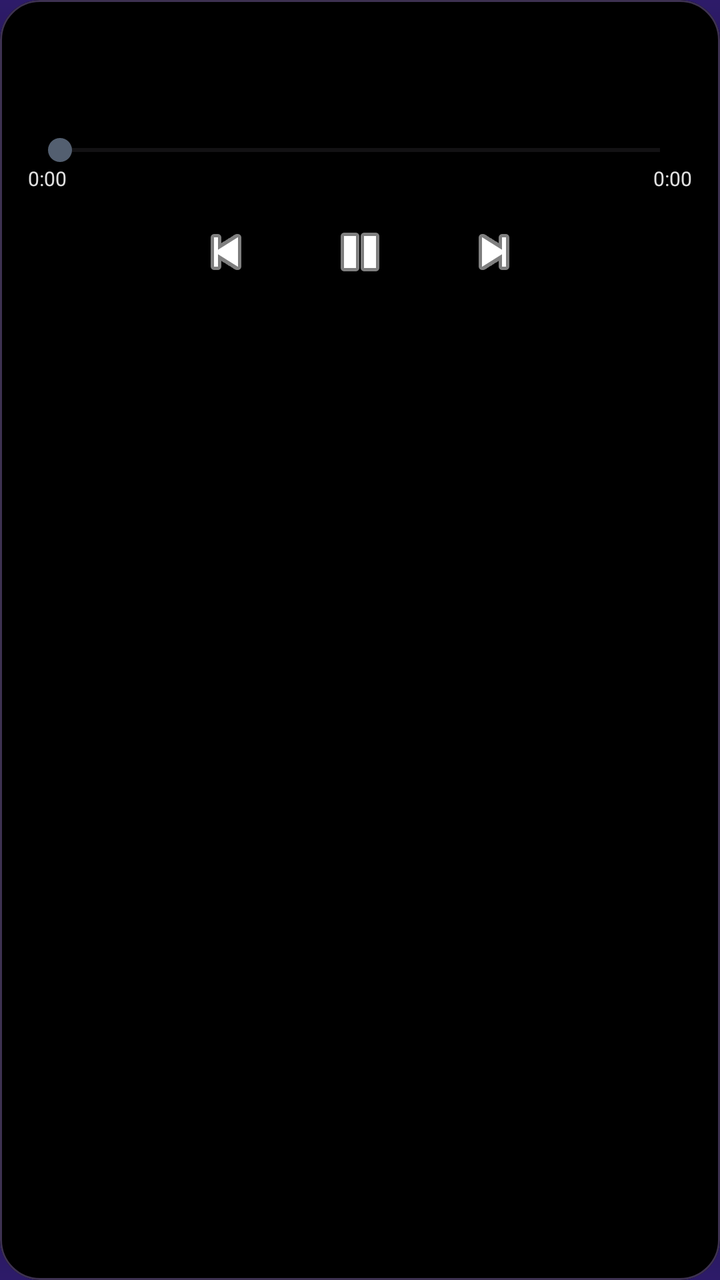
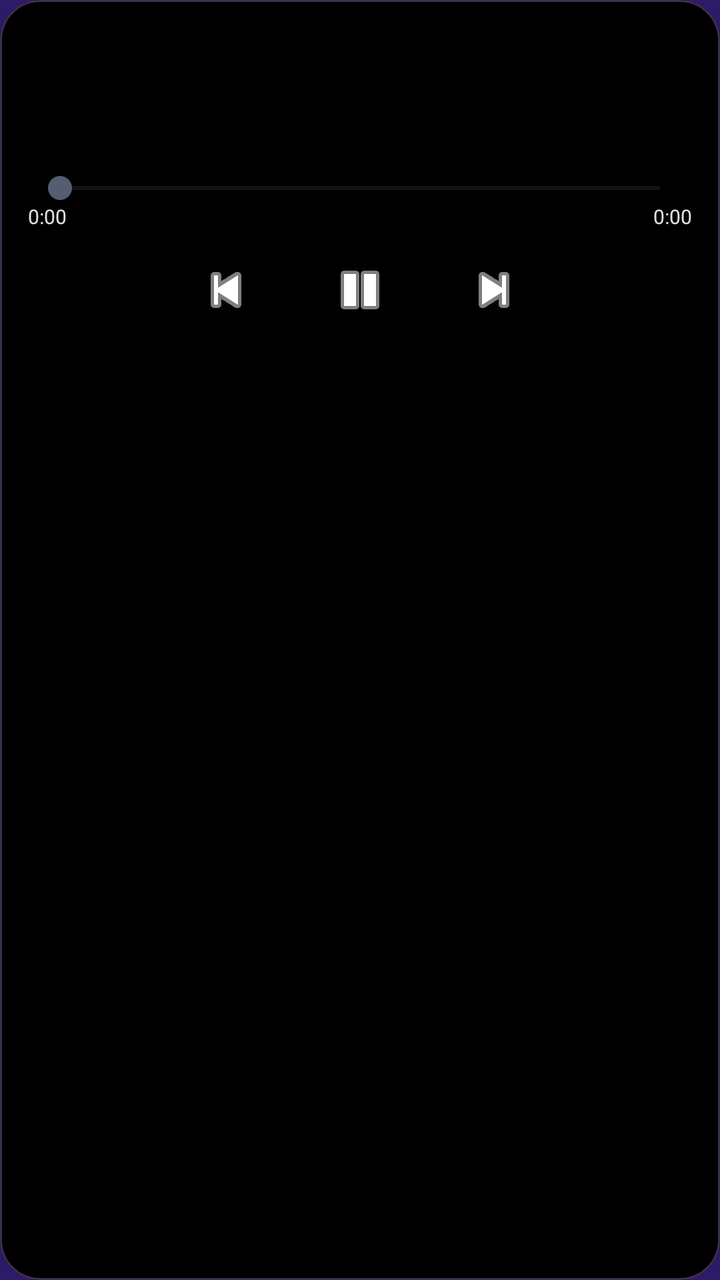

Compare the two renders of this Android layout. The source of the first and the diff that turns it into the second are given below.
<!-- AndroidManifest.xml: application theme Theme.Superapp -->
<!-- res/layout/popup_music_controls.xml -->
<?xml version="1.0" encoding="utf-8"?>
<com.google.android.material.card.MaterialCardView
    xmlns:android="http://schemas.android.com/apk/res/android"
    xmlns:app="http://schemas.android.com/apk/res-auto"
    android:layout_width="340dp"
    android:layout_height="wrap_content"
    app:cardCornerRadius="20dp"
    app:cardBackgroundColor="#FF000000"
    app:strokeColor="#55B794F4"
    app:strokeWidth="1dp"
    app:cardElevation="0dp">

    <FrameLayout
        android:layout_width="match_parent"
        android:layout_height="wrap_content">

        
        <ImageView
            android:id="@+id/music_popup_art_bg"
            android:layout_width="match_parent"
            android:layout_height="match_parent"
            android:scaleType="centerCrop"
            android:contentDescription="@null" />

        
        <View
            android:layout_width="match_parent"
            android:layout_height="match_parent"
            android:background="#A6000000" />

        <LinearLayout
            android:layout_width="match_parent"
            android:layout_height="wrap_content"
            android:orientation="vertical"
            android:padding="14dp">

            <LinearLayout
                android:layout_width="match_parent"
                android:layout_height="wrap_content"
                android:orientation="horizontal"
                android:gravity="center_vertical">

                <ImageView
                    android:id="@+id/music_popup_icon"
                    android:layout_width="44dp"
                    android:layout_height="44dp"
                    android:contentDescription="@null"
                    android:clickable="true"
                    android:focusable="true"
                    android:background="?android:attr/selectableItemBackground" />

                <LinearLayout
                    android:layout_width="0dp"
                    android:layout_height="wrap_content"
                    android:layout_weight="1"
                    android:layout_marginStart="10dp"
                    android:orientation="vertical">

                    <TextView
                        android:id="@+id/music_popup_title"
                        android:layout_width="match_parent"
                        android:layout_height="wrap_content"
                        android:singleLine="true"
                        android:ellipsize="marquee"
                        android:marqueeRepeatLimit="marquee_forever"
                        android:scrollHorizontally="true"
                        android:focusable="true"
                        android:focusableInTouchMode="true"
                        android:textSize="14sp"
                        android:textColor="#F5F5F5"
                        android:fontFamily="sans-serif-medium"
                        android:shadowColor="#FF000000"
                        android:shadowDx="0"
                        android:shadowDy="1"
                        android:shadowRadius="3"
                        android:includeFontPadding="false" />

                    <TextView
                        android:id="@+id/music_popup_artist"
                        android:layout_width="match_parent"
                        android:layout_height="wrap_content"
                        android:singleLine="true"
                        android:ellipsize="end"
                        android:textSize="11sp"
                        android:textColor="#D4D4D4"
                        android:layout_marginTop="2dp"
                        android:shadowColor="#FF000000"
                        android:shadowDx="0"
                        android:shadowDy="1"
                        android:shadowRadius="3"
                        android:includeFontPadding="false" />
                </LinearLayout>
            </LinearLayout>

            <SeekBar
                android:id="@+id/music_popup_progress"
                android:layout_width="match_parent"
                android:layout_height="wrap_content"
                android:layout_marginTop="8dp"
                android:max="1000"
                android:progress="0" />

            <LinearLayout
                android:layout_width="match_parent"
                android:layout_height="wrap_content"
                android:orientation="horizontal"
                android:layout_marginTop="-2dp">

                <TextView
                    android:id="@+id/music_popup_time_elapsed"
                    android:layout_width="wrap_content"
                    android:layout_height="wrap_content"
                    android:textSize="10sp"
                    android:textColor="#E0E0E0"
                    android:shadowColor="#FF000000"
                    android:shadowDx="0"
                    android:shadowDy="1"
                    android:shadowRadius="2"
                    android:text="0:00" />

                <Space
                    android:layout_width="0dp"
                    android:layout_height="0dp"
                    android:layout_weight="1" />

                <TextView
                    android:id="@+id/music_popup_time_total"
                    android:layout_width="wrap_content"
                    android:layout_height="wrap_content"
                    android:textSize="10sp"
                    android:textColor="#E0E0E0"
                    android:shadowColor="#FF000000"
                    android:shadowDx="0"
                    android:shadowDy="1"
                    android:shadowRadius="2"
                    android:text="0:00" />
            </LinearLayout>

            <LinearLayout
                android:layout_width="match_parent"
                android:layout_height="wrap_content"
                android:orientation="horizontal"
                android:gravity="center"
                android:layout_marginTop="4dp">

                <ImageButton
                    android:id="@+id/music_popup_prev"
                    android:layout_width="42dp"
                    android:layout_height="42dp"
                    android:src="@android:drawable/ic_media_previous"
                    android:background="?android:attr/selectableItemBackgroundBorderless"
                    android:scaleType="centerInside"
                    android:tint="#FFFFFF"
                    android:contentDescription="@null" />

                <Space
                    android:layout_width="20dp"
                    android:layout_height="0dp" />

                <ImageButton
                    android:id="@+id/music_popup_play_pause"
                    android:layout_width="52dp"
                    android:layout_height="52dp"
                    android:src="@android:drawable/ic_media_pause"
                    android:background="?android:attr/selectableItemBackgroundBorderless"
                    android:scaleType="centerInside"
                    android:tint="#FFFFFF"
                    android:contentDescription="@null" />

                <Space
                    android:layout_width="20dp"
                    android:layout_height="0dp" />

                <ImageButton
                    android:id="@+id/music_popup_next"
                    android:layout_width="42dp"
                    android:layout_height="42dp"
                    android:src="@android:drawable/ic_media_next"
                    android:background="?android:attr/selectableItemBackgroundBorderless"
                    android:scaleType="centerInside"
                    android:tint="#FFFFFF"
                    android:contentDescription="@null" />
            </LinearLayout>
        </LinearLayout>
    </FrameLayout>
</com.google.android.material.card.MaterialCardView>
<!-- resources referenced by this layout -->
<resources>
  <style name="Theme.Superapp" parent="Theme.Material3.DayNight.NoActionBar">
          
          <item name="colorPrimary">@color/cloud_primary</item>
          <item name="colorOnPrimary">@color/cloud_on_primary</item>
          <item name="colorPrimaryContainer">@color/cloud_primary_container</item>
          <item name="colorOnPrimaryContainer">@color/cloud_on_primary_container</item>
          <item name="colorSecondary">@color/cloud_secondary</item>
          <item name="colorSecondaryContainer">@color/cloud_secondary_container</item>
          <item name="colorOnSecondaryContainer">@color/cloud_on_secondary_container</item>
          <item name="colorTertiary">@color/cloud_tertiary</item>
          <item name="colorTertiaryContainer">@color/cloud_tertiary_container</item>
  
          
          <item name="android:windowBackground">@drawable/bg_gradient_black_purple</item>
          <item name="android:colorBackground">#FF000000</item>
  
          
          <item name="android:statusBarColor" tools:targetApi="lollipop">@android:color/transparent</item>
          <item name="android:navigationBarColor" tools:targetApi="lollipop">@android:color/transparent</item>
          <item name="android:windowDrawsSystemBarBackgrounds" tools:targetApi="lollipop">true</item>
          <item name="android:windowLightStatusBar" tools:targetApi="m">false</item>
          <item name="android:windowLightNavigationBar" tools:targetApi="o_mr1">false</item>
          <item name="android:enforceStatusBarContrast" tools:targetApi="q">false</item>
          <item name="android:enforceNavigationBarContrast" tools:targetApi="q">false</item>
  
          
          <item name="bottomNavigationStyle">@style/Widget.CloudSuperApp.BottomNavigationView</item>
  
          
          <item name="*android:tooltipFrameBackground">@drawable/bg_tooltip_transparent</item>
      </style>
  <color name="cloud_primary">#FF1565C0</color>
  <color name="cloud_on_primary">#FFFFFFFF</color>
  <color name="cloud_primary_container">#FFD0E4FF</color>
  <color name="cloud_on_primary_container">#FF001D36</color>
  <color name="cloud_secondary">#FF535F70</color>
  <color name="cloud_secondary_container">#FFD7E3F7</color>
  <color name="cloud_on_secondary_container">#FF101C2B</color>
  <color name="cloud_tertiary">#FF6B5778</color>
  <color name="cloud_tertiary_container">#FFF3DAFF</color>
  <!-- drawable bg_gradient_black_purple (drawable) -->
  <?xml version="1.0" encoding="utf-8"?>
  <shape xmlns:android="http://schemas.android.com/apk/res/android"
      android:shape="rectangle">
      <gradient
          android:type="linear"
          android:angle="270"
          android:startColor="#FF2D1B69"
          android:centerColor="#FF000000"
          android:endColor="#FF2D1B69" />
  </shape>
  <style name="Widget.CloudSuperApp.BottomNavigationView" parent="Widget.Material3.BottomNavigationView">
          <item name="itemActiveIndicatorStyle">@style/Widget.CloudSuperApp.BottomNavigationView.ActiveIndicator</item>
      </style>
  <!-- drawable bg_tooltip_transparent (drawable) -->
  <?xml version="1.0" encoding="utf-8"?>
  <shape xmlns:android="http://schemas.android.com/apk/res/android"
      android:shape="rectangle">
      <solid android:color="@android:color/transparent" />
  </shape>
  <style name="Widget.CloudSuperApp.BottomNavigationView.ActiveIndicator" parent="Widget.Material3.BottomNavigationView.ActiveIndicator">
          <item name="android:color">@color/cloud_primary_container</item>
      </style>
</resources>

<!-- the commit's change to res/layout/popup_music_controls.xml (unified diff, before → after) -->
@@ -92,11 +92,50 @@
                 </LinearLayout>
             </LinearLayout>
 
+            
+            <LinearLayout
+                android:layout_width="match_parent"
+                android:layout_height="wrap_content"
+                android:orientation="horizontal"
+                android:gravity="center_vertical"
+                android:layout_marginTop="8dp">
+
+                <TextView
+                    android:id="@+id/music_popup_route"
+                    android:layout_width="0dp"
+                    android:layout_height="wrap_content"
+                    android:layout_weight="1"
+                    android:singleLine="true"
+                    android:ellipsize="end"
+                    android:textSize="11sp"
+                    android:textColor="#E0E0E0"
+                    android:shadowColor="#FF000000"
+                    android:shadowDx="0"
+                    android:shadowDy="1"
+                    android:shadowRadius="2"
+                    android:includeFontPadding="false"
+                    android:text="" />
+
+                <TextView
+                    android:id="@+id/music_popup_volume"
+                    android:layout_width="wrap_content"
+                    android:layout_height="wrap_content"
+                    android:layout_marginStart="8dp"
+                    android:textSize="11sp"
+                    android:textColor="#E0E0E0"
+                    android:shadowColor="#FF000000"
+                    android:shadowDx="0"
+                    android:shadowDy="1"
+                    android:shadowRadius="2"
+                    android:includeFontPadding="false"
+                    android:text="" />
+            </LinearLayout>
+
             <SeekBar
                 android:id="@+id/music_popup_progress"
                 android:layout_width="match_parent"
                 android:layout_height="wrap_content"
-                android:layout_marginTop="8dp"
+                android:layout_marginTop="6dp"
                 android:max="1000"
                 android:progress="0" />
 
